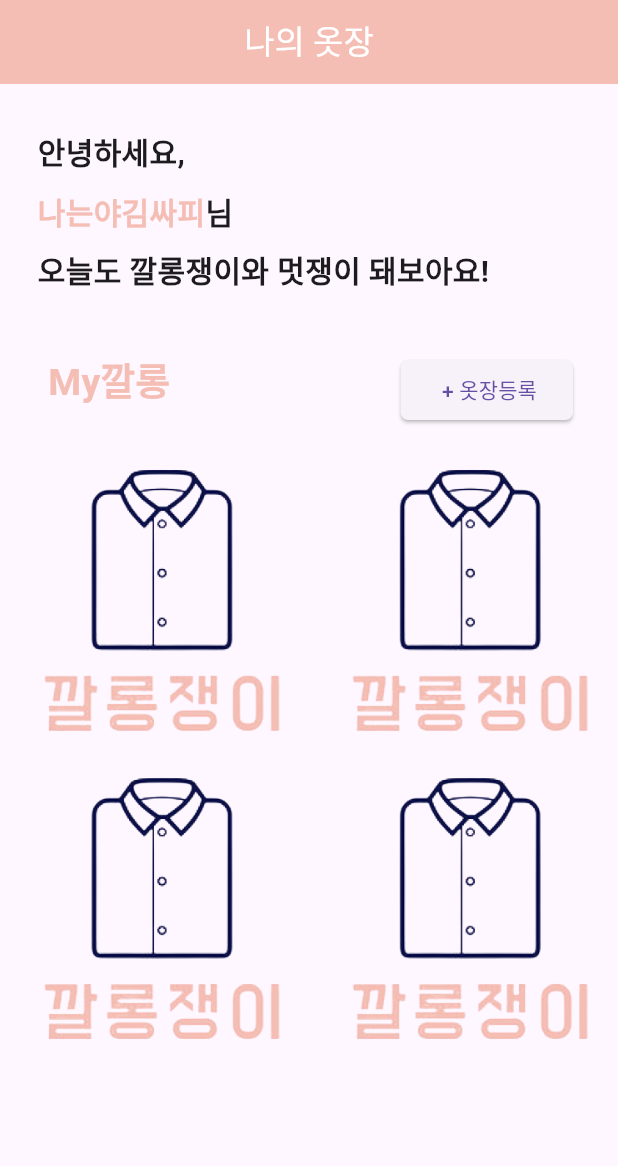
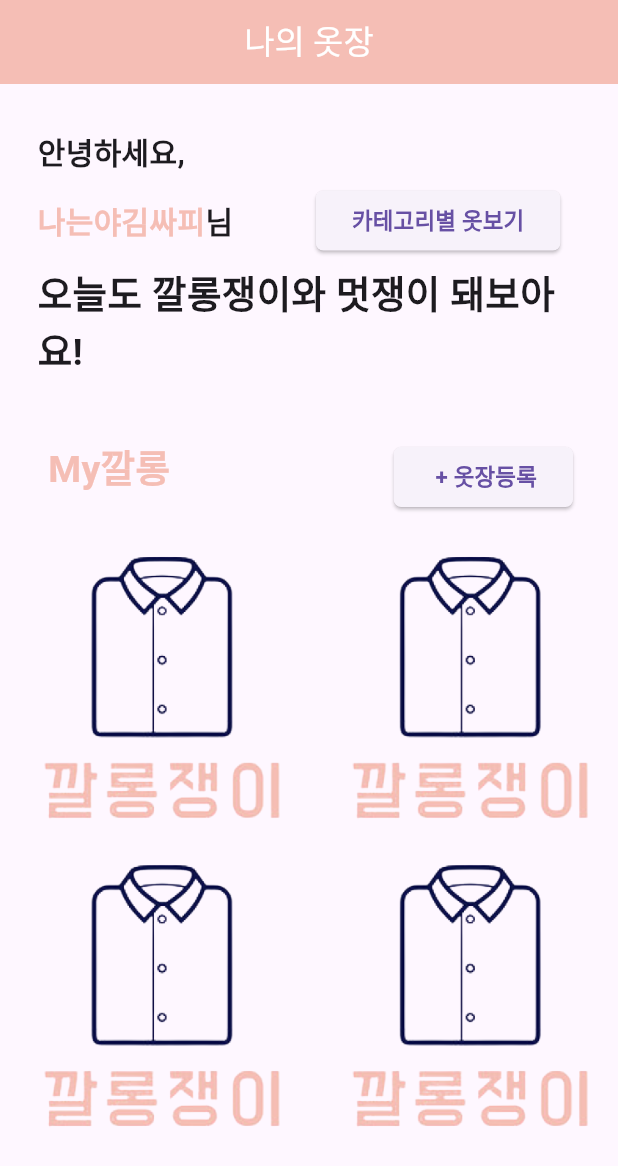
Before and after one commit to keystore2077/SSAFY_kkalong, a Flutter app: the MyCloset screen opened directly, on a phone screen of 412 x 824 dp. Shown: the top 1166 px of the screen. Run offline on Flutter 3.47's test engine with Material 3 defaults, Android fonts, the phone set to English and light mode, and no system bars; our stand-ins replace image_picker.

Commit message:
카테고리별 옷보기 버튼

```diff
--- a/frontend/lib/closet/mycloset.dart
+++ b/frontend/lib/closet/mycloset.dart
@@ -237,10 +237,10 @@ class MyClosetState extends State<MyCloset> {
                     children: [
                       Container(
                         margin: const EdgeInsets.fromLTRB(0, 0, 0, 20),
-                        child: const Column(
+                        child: Column(
                           crossAxisAlignment: CrossAxisAlignment.start,
                           children: [
-                            SizedBox(
+                            const SizedBox(
                               child: Padding(
                                 padding: EdgeInsets.fromLTRB(0, 5, 0, 5),
                                 child: Text(
@@ -254,7 +254,7 @@ class MyClosetState extends State<MyCloset> {
                             ),
                             Row(
                               children: [
-                                Padding(
+                                const Padding(
                                   padding: EdgeInsets.fromLTRB(0, 5, 0, 5),
                                   child: Text(
                                     '나는야김싸피',
@@ -265,7 +265,7 @@ class MyClosetState extends State<MyCloset> {
                                     ),
                                   ),
                                 ),
-                                Padding(
+                                const Padding(
                                   padding: EdgeInsets.fromLTRB(0, 5, 0, 5),
                                   child: Text(
                                     '님',
@@ -275,14 +275,35 @@ class MyClosetState extends State<MyCloset> {
                                     ),
                                   ),
                                 ),
+                                Padding(
+                                  padding:
+                                      const EdgeInsets.fromLTRB(55, 2, 0, 1),
+                                  child: ElevatedButton(
+                                    onPressed: () {},
+                                    style: ElevatedButton.styleFrom(
+                                      shape: RoundedRectangleBorder(
+                                        borderRadius: BorderRadius.circular(
+                                            5.0), // 원하는 각진 정도로 설정
+                                      ),
+                                      // 다른 스타일 속성들
+                                    ),
+                                    child: const Text(
+                                      '카테고리별 옷보기',
+                                      style: TextStyle(
+                                        fontSize: 15,
+                                        fontWeight: FontWeight.w600,
+                                      ),
+                                    ),
+                                  ),
+                                )
                               ],
                             ),
-                            Padding(
+                            const Padding(
                               padding: EdgeInsets.fromLTRB(0, 5, 0, 5),
                               child: Text(
                                 '오늘도 깔롱쟁이와 멋쟁이 돼보아요!',
                                 style: TextStyle(
-                                  fontSize: 20,
+                                  fontSize: 25,
                                   fontWeight: FontWeight.w600,
                                 ),
                               ),
@@ -375,7 +396,13 @@ class MyClosetState extends State<MyCloset> {
                           ),
                           // 다른 스타일 속성들
                         ),
-                        child: const Text(' + 옷장등록'),
+                        child: const Text(
+                          ' + 옷장등록',
+                          style: TextStyle(
+                            fontSize: 15,
+                            fontWeight: FontWeight.w600,
+                          ),
+                        ),
                       ),
                     ],
                   ),
```
